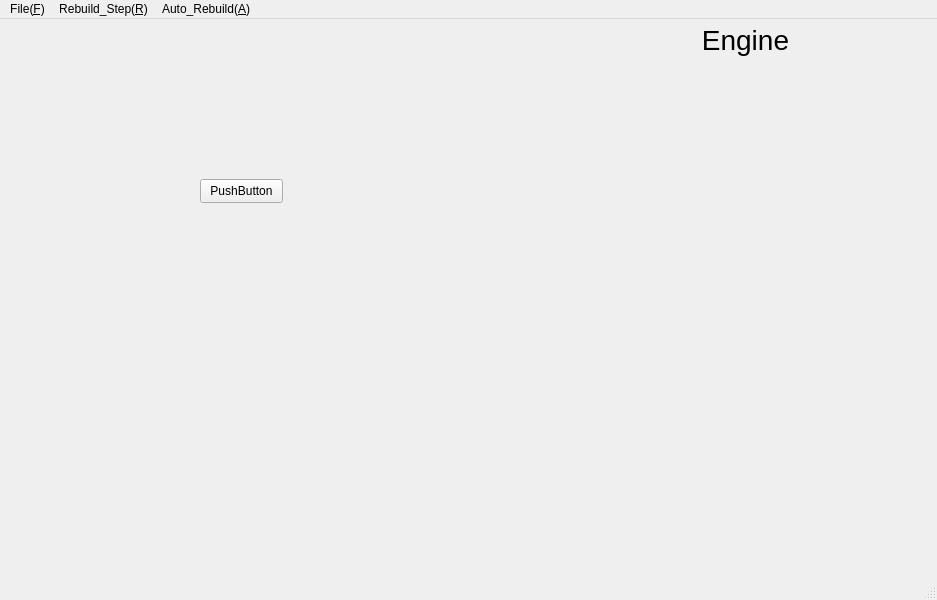
Qt form mainwindow.ui (zxczhai/OpenScan3D) before a commit.
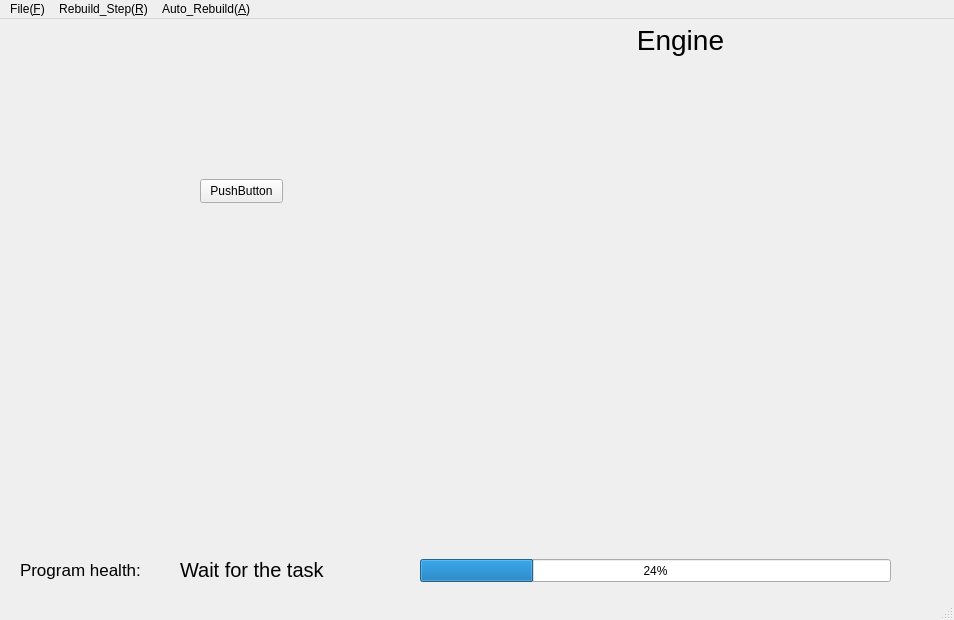
The same form after that commit.

Patch:
```diff
--- a/mainwindow.ui
+++ b/mainwindow.ui
@@ -6,8 +6,8 @@
    <rect>
     <x>0</x>
     <y>0</y>
-    <width>937</width>
-    <height>600</height>
+    <width>954</width>
+    <height>620</height>
    </rect>
   </property>
   <property name="windowTitle">
@@ -19,7 +19,7 @@
      <rect>
       <x>50</x>
       <y>40</y>
-      <width>841</width>
+      <width>851</width>
       <height>481</height>
      </rect>
     </property>
@@ -40,9 +40,9 @@
    <widget class="QLabel" name="label_engine">
     <property name="geometry">
      <rect>
-      <x>620</x>
+      <x>490</x>
       <y>0</y>
-      <width>251</width>
+      <width>381</width>
       <height>41</height>
      </rect>
     </property>
@@ -58,13 +58,62 @@
      <set>Qt::AlignCenter</set>
     </property>
    </widget>
+   <widget class="QLabel" name="label">
+    <property name="geometry">
+     <rect>
+      <x>20</x>
+      <y>530</y>
+      <width>131</width>
+      <height>41</height>
+     </rect>
+    </property>
+    <property name="font">
+     <font>
+      <pointsize>13</pointsize>
+     </font>
+    </property>
+    <property name="text">
+     <string>Program health:</string>
+    </property>
+   </widget>
+   <widget class="QLabel" name="label_process">
+    <property name="geometry">
+     <rect>
+      <x>180</x>
+      <y>530</y>
+      <width>211</width>
+      <height>41</height>
+     </rect>
+    </property>
+    <property name="font">
+     <font>
+      <pointsize>15</pointsize>
+     </font>
+    </property>
+    <property name="text">
+     <string>Wait for the task</string>
+    </property>
+   </widget>
+   <widget class="QProgressBar" name="progressBar">
+    <property name="geometry">
+     <rect>
+      <x>420</x>
+      <y>540</y>
+      <width>471</width>
+      <height>23</height>
+     </rect>
+    </property>
+    <property name="value">
+     <number>24</number>
+    </property>
+   </widget>
   </widget>
   <widget class="QMenuBar" name="menubar">
    <property name="geometry">
     <rect>
      <x>0</x>
      <y>0</y>
-     <width>937</width>
+     <width>954</width>
      <height>28</height>
     </rect>
    </property>
```
